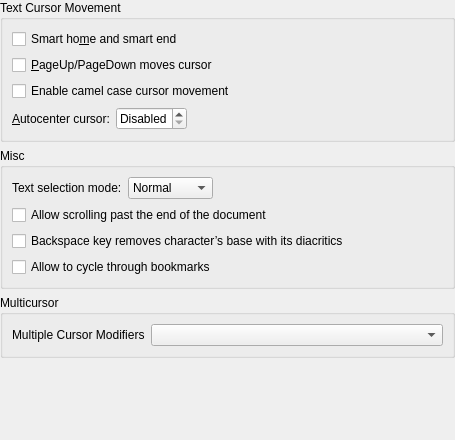
The window that src/desktop/kde/ktexteditor/src/dialogs/navigationconfigwidget.ui (HungLo2020/MattOS) describes before a commit, drawn with Qt 5.
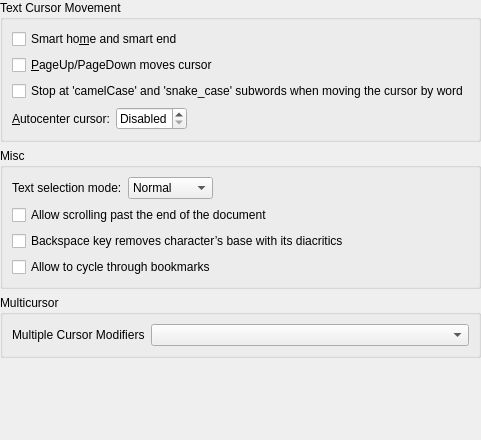
The same window after the commit.

The edit to the form file:
```diff
--- a/src/desktop/kde/ktexteditor/src/dialogs/navigationconfigwidget.ui
+++ b/src/desktop/kde/ktexteditor/src/dialogs/navigationconfigwidget.ui
@@ -55,7 +55,7 @@
          <string>Selects whether cursor jumps full words or breaks at camel case humps.</string>
         </property>
         <property name="text">
-         <string>Enable camel case cursor movement</string>
+         <string>Stop at 'camelCase' and 'snake_case' subwords when moving the cursor by word</string>
         </property>
        </widget>
       </item>
```
Left out of the diff: 2 changed lines with no effect on the pictures.
